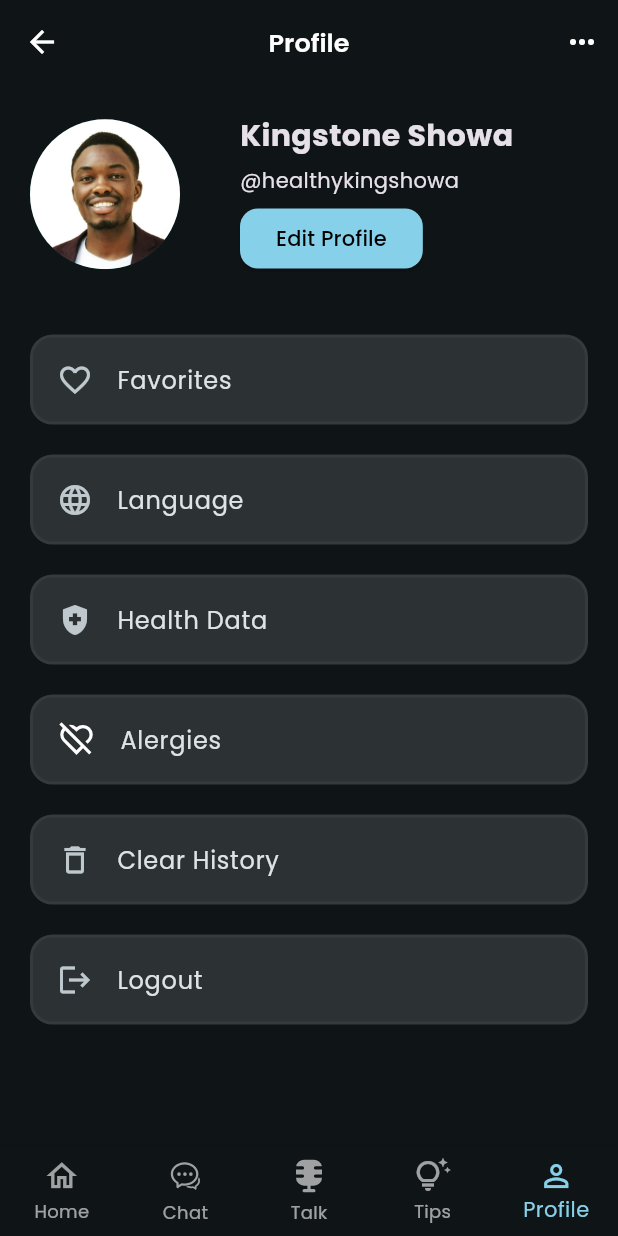
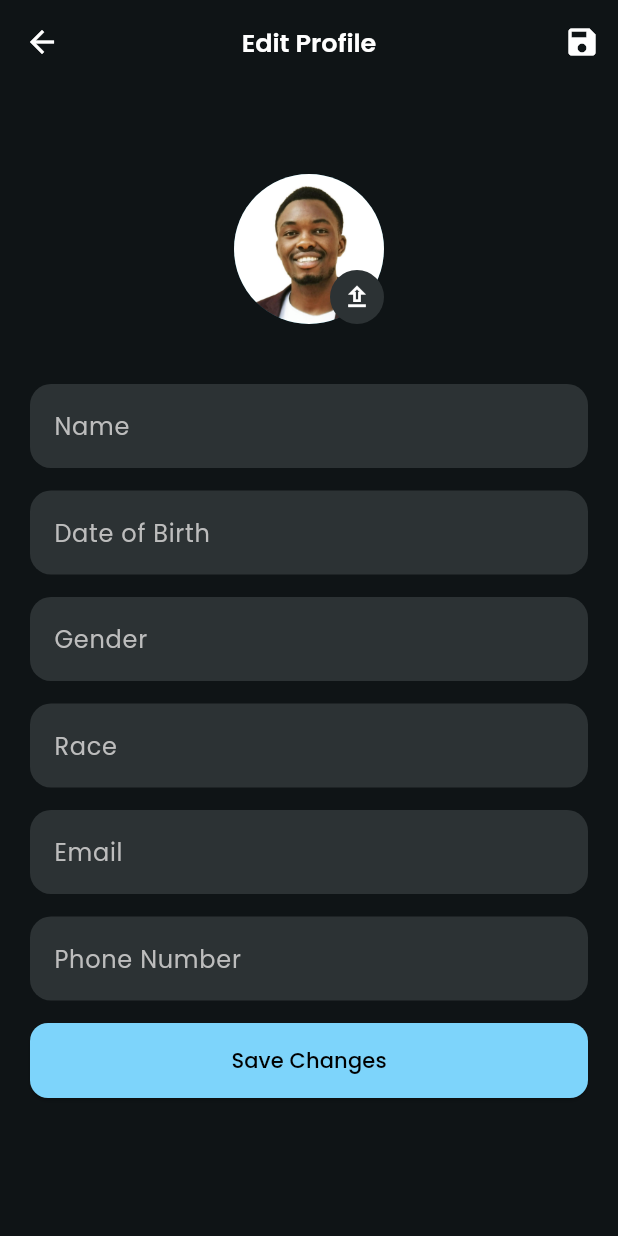
Before and after one commit to kingshowa/doctor_gen_app, a Flutter app: the screen it shows after launch, item 5 of the bottom bar chosen, after a tap on "Edit Profile", on a phone screen of 412 x 824 dp. Run offline on Flutter 3.47's test engine with Material 3 defaults, Android fonts, the phone set to English and light mode, and no system bars; our stand-ins replace flutter_svg, google_fonts, image_picker; network calls fail.

Commit message:
Edit profile page

```diff
--- a/lib/main.dart
+++ b/lib/main.dart
@@ -1,8 +1,8 @@
 import 'package:doctor_gen_app/pages/chat_with_bot_page.dart';
+import 'package:doctor_gen_app/pages/edit_profile_page.dart';
 import 'package:doctor_gen_app/pages/speak_to_bot_page.dart';
 import 'package:doctor_gen_app/pages/tips_page.dart';
 import 'package:doctor_gen_app/pages/profile_page.dart';
-import 'package:doctor_gen_app/widgets/bottom_nav_bar.dart';
 import 'package:flutter/material.dart';
 import 'package:doctor_gen_app/pages/home_page.dart';
 import 'package:google_fonts/google_fonts.dart';
@@ -124,6 +124,7 @@
         '/talk': (context) => const SpeakToBotPage(),
         '/tips': (context) => const TipsPage(),
         '/profile': (context) => const ProfilePage(),
+        '/edit_profile': (context) => const EditProfilePage(),
       },
     );
   }
--- /dev/null
+++ b/lib/pages/edit_profile_page.dart
@@ -0,0 +1,134 @@
+import 'package:flutter/material.dart';
+
+class EditProfilePage extends StatelessWidget {
+  const EditProfilePage({super.key});
+
+  @override
+  Widget build(BuildContext context) {
+    return Scaffold(
+      appBar: AppBar(
+        title: const Text("Edit Profile"),
+        actions: [
+          IconButton(
+            icon: const Icon(Icons.save),
+            onPressed: () {
+              // Handle save action
+            },
+          ),
+        ],
+      ),
+      body: SingleChildScrollView(
+        padding: const EdgeInsets.all(20),
+        child: Column(
+          crossAxisAlignment: CrossAxisAlignment.center,
+          children: [
+            const SizedBox(height: 20),
+            Padding(
+              padding: const EdgeInsets.only(top: 20),
+              child: Stack(
+                children: [
+                  const CircleAvatar(
+                    radius: 50,
+                    backgroundImage: AssetImage("assets/images/profile.jpg"),
+                  ),
+                  Positioned(
+                    bottom: 0,
+                    right: 0,
+                    child: Container(
+                      decoration: const BoxDecoration(
+                        shape: BoxShape.circle,
+                        color: Color(0xff2c3234),
+                      ),
+                      padding: const EdgeInsets.all(8),
+                      child: const Icon(
+                        Icons.upload_outlined,
+                        color: Colors.white,
+                        size: 20,
+                      ),
+                    ),
+                  ),
+                ],
+              ),
+            ),
+
+            const SizedBox(height: 20),
+            Column(
+              crossAxisAlignment: CrossAxisAlignment.start,
+              children: [
+                const SizedBox(height: 20),
+                TextField(
+                  decoration: InputDecoration(
+                    labelText: 'Name',
+                    labelStyle: TextStyle(color: Colors.grey[400]),
+                  ),
+                ),
+                const SizedBox(height: 15),
+                TextField(
+                  decoration: InputDecoration(
+                    labelText: 'Date of Birth',
+                    labelStyle: TextStyle(color: Colors.grey[400]),
+                  ),
+                  readOnly: true,
+                  onTap: () async {
+                    // Handle the picked date
+                  },
+                ),
+                const SizedBox(height: 15),
+                TextField(
+                  decoration: InputDecoration(
+                    labelText: 'Gender',
+                    labelStyle: TextStyle(color: Colors.grey[400]),
+                  ),
+                ),
+                const SizedBox(height: 15),
+                TextField(
+                  decoration: InputDecoration(
+                    labelText: 'Race',
+                    labelStyle: TextStyle(color: Colors.grey[400]),
+                  ),
+                ),
+
+                const SizedBox(height: 15),
+                TextField(
+                  decoration: InputDecoration(
+                    labelText: 'Email',
+                    labelStyle: TextStyle(color: Colors.grey[400]),
+                  ),
+                ),
+                const SizedBox(height: 15),
+                TextField(
+                  decoration: InputDecoration(
+                    labelText: 'Phone Number',
+                    labelStyle: TextStyle(color: Colors.grey[400]),
+                  ),
+                ),
+                const SizedBox(height: 15),
+                SizedBox(
+                  width: double.infinity, // Makes the button take full width
+                  child: ElevatedButton(
+                    onPressed: () {
+                      // Save changes logic here
+                    },
+                    child: const Text('Save Changes'),
+                    style: ElevatedButton.styleFrom(
+                      backgroundColor: const Color(0xff7dd4fb),
+                      foregroundColor: Colors.black,
+                      padding: const EdgeInsets.symmetric(
+                        vertical: 15,
+                        horizontal:
+                            30, // This won't affect width when inside a SizedBox
+                      ),
+                      shape: RoundedRectangleBorder(
+                        borderRadius: BorderRadius.circular(12),
+                      ),
+                    ),
+                  ),
+                ),
+              ],
+            ),
+          ],
+        ),
+      ),
+    );
+  }
+}
--- a/lib/pages/profile_page.dart
+++ b/lib/pages/profile_page.dart
@@ -48,7 +48,7 @@ class ProfilePage extends StatelessWidget {
                       backgroundColor: Theme.of(context).colorScheme.primary,
                     ),
                     onPressed: () {
-                      // Handle edit profile action
+                      Navigator.pushNamed(context, '/edit_profile');
                     },
                     child: const Text(
                       "Edit Profile",
--- a/lib/pages/tips_page.dart
+++ b/lib/pages/tips_page.dart
@@ -82,7 +82,7 @@ class _TipsPageState extends State<TipsPage> {
                                       ),
                                     ),
                                     Image.asset(
-                                      tip.imageUrl!,
+                                      tip.imageUrl,
                                       height: 400,
                                       width: double.maxFinite,
                                     ),
@@ -99,7 +99,7 @@ class _TipsPageState extends State<TipsPage> {
                                 child: Align(
                                   alignment: Alignment.centerLeft,
                                   child: Text(
-                                    tip.title!,
+                                    tip.title,
                                     style: const TextStyle(
                                       fontSize: 22,
                                       fontWeight: FontWeight.bold,
@@ -114,7 +114,7 @@ class _TipsPageState extends State<TipsPage> {
                                 child: Align(
                                   alignment: Alignment.centerLeft,
                                   child: Text(
-                                    tip.description!,
+                                    tip.description,
                                     style: TextStyle(
                                       color: const Color(0xffffffff),
                                       fontWeight: FontWeight.bold,
```
